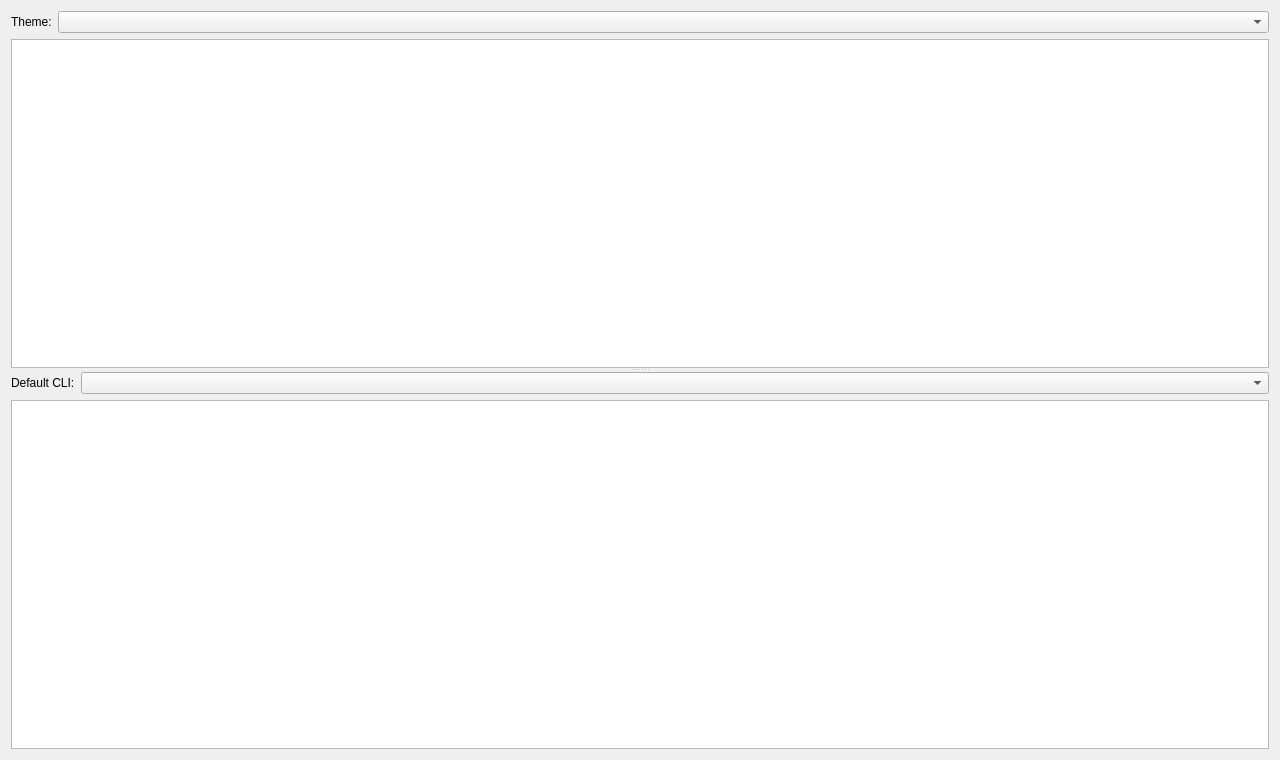
Qt form WebsiteEmpire/gui/panes/PaneSettings.ui (icingerpower/WebsiteEmpire2) before a commit.
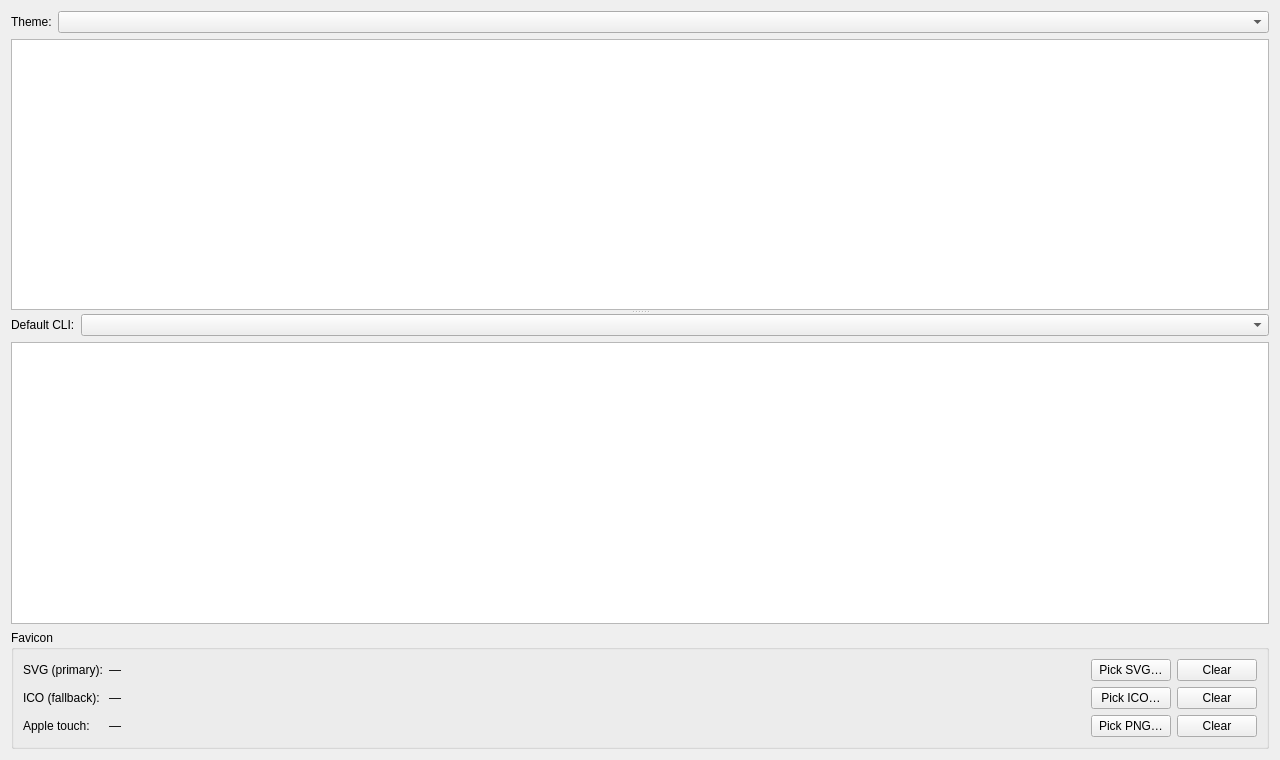
The same form after that commit.

Commit message: Add JSON-LD structured data, favicon management, SVG validation, and www redirect fix

```diff
--- a/WebsiteEmpire/gui/panes/PaneSettings.ui
+++ b/WebsiteEmpire/gui/panes/PaneSettings.ui
@@ -98,6 +98,117 @@
      </widget>
     </widget>
    </item>
+   <item>
+    <widget class="QGroupBox" name="groupBoxFavicon">
+     <property name="title">
+      <string>Favicon</string>
+     </property>
+     <layout class="QGridLayout" name="gridLayoutFavicon">
+      <item row="0" column="0">
+       <widget class="QLabel" name="labelFaviconSvgType">
+        <property name="text">
+         <string>SVG (primary):</string>
+        </property>
+       </widget>
+      </item>
+      <item row="0" column="1">
+       <widget class="QLabel" name="labelFaviconSvg">
+        <property name="text">
+         <string>—</string>
+        </property>
+        <property name="sizePolicy">
+         <sizepolicy hsizetype="Expanding" vsizetype="Preferred">
+          <horstretch>1</horstretch>
+          <verstretch>0</verstretch>
+         </sizepolicy>
+        </property>
+       </widget>
+      </item>
+      <item row="0" column="2">
+       <widget class="QPushButton" name="pushButtonPickFaviconSvg">
+        <property name="text">
+         <string>Pick SVG…</string>
+        </property>
+       </widget>
+      </item>
+      <item row="0" column="3">
+       <widget class="QPushButton" name="pushButtonClearFaviconSvg">
+        <property name="text">
+         <string>Clear</string>
+        </property>
+       </widget>
+      </item>
+      <item row="1" column="0">
+       <widget class="QLabel" name="labelFaviconIcoType">
+        <property name="text">
+         <string>ICO (fallback):</string>
+        </property>
+       </widget>
+      </item>
+      <item row="1" column="1">
+       <widget class="QLabel" name="labelFaviconIco">
+        <property name="text">
+         <string>—</string>
+        </property>
+        <property name="sizePolicy">
+         <sizepolicy hsizetype="Expanding" vsizetype="Preferred">
+          <horstretch>1</horstretch>
+          <verstretch>0</verstretch>
+         </sizepolicy>
+        </property>
+       </widget>
+      </item>
+      <item row="1" column="2">
+       <widget class="QPushButton" name="pushButtonPickFaviconIco">
+        <property name="text">
+         <string>Pick ICO…</string>
+        </property>
+       </widget>
+      </item>
+      <item row="1" column="3">
+       <widget class="QPushButton" name="pushButtonClearFaviconIco">
+        <property name="text">
+         <string>Clear</string>
+        </property>
+       </widget>
+      </item>
+      <item row="2" column="0">
+       <widget class="QLabel" name="labelFaviconAppleType">
+        <property name="text">
+         <string>Apple touch:</string>
+        </property>
+       </widget>
+      </item>
+      <item row="2" column="1">
+       <widget class="QLabel" name="labelFaviconApple">
+        <property name="text">
+         <string>—</string>
+        </property>
+        <property name="sizePolicy">
+         <sizepolicy hsizetype="Expanding" vsizetype="Preferred">
+          <horstretch>1</horstretch>
+          <verstretch>0</verstretch>
+         </sizepolicy>
+        </property>
+       </widget>
+      </item>
+      <item row="2" column="2">
+       <widget class="QPushButton" name="pushButtonPickFaviconApple">
+        <property name="text">
+         <string>Pick PNG…</string>
+        </property>
+       </widget>
+      </item>
+      <item row="2" column="3">
+       <widget class="QPushButton" name="pushButtonClearFaviconApple">
+        <property name="text">
+         <string>Clear</string>
+        </property>
+       </widget>
+      </item>
+     </layout>
+    </widget>
+   </item>
   </layout>
  </widget>
  <resources/>
```
The commit also changes 37 other files.
